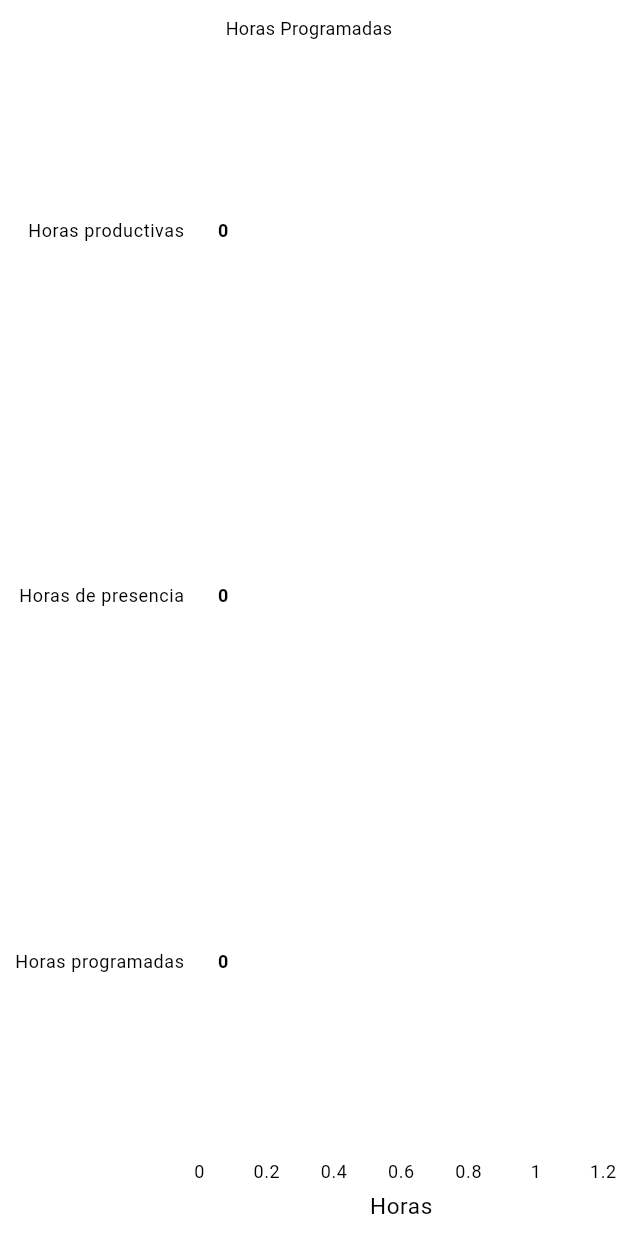
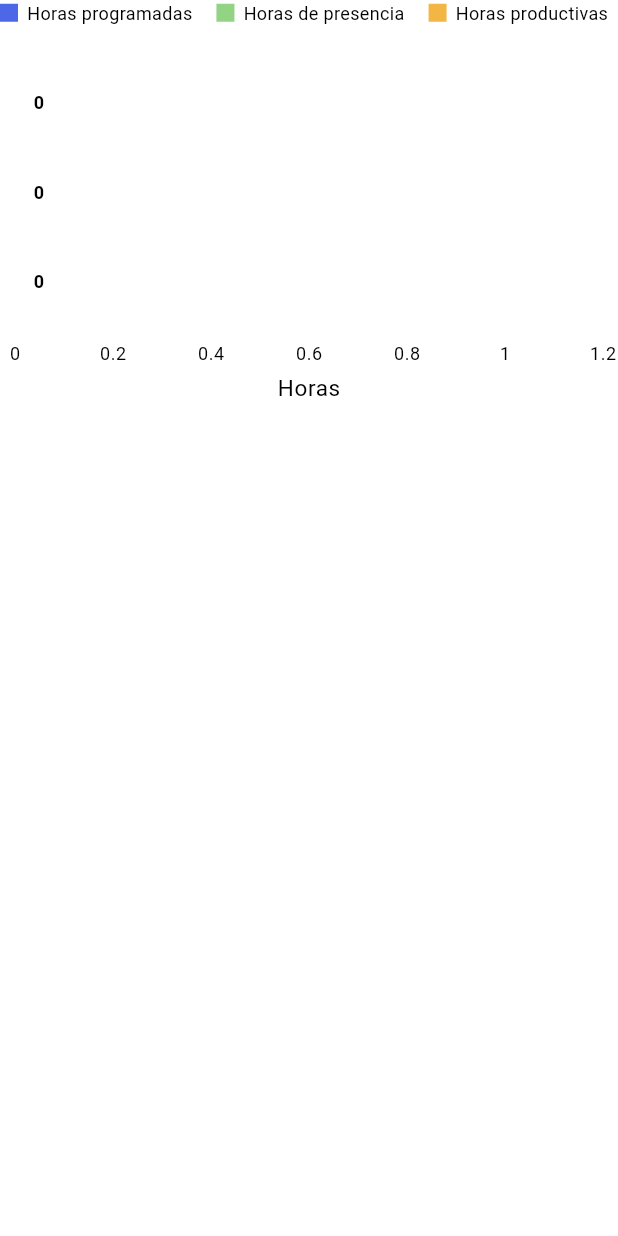
Before and after one commit to RenzoObregonw33/Repositorio-Dart, a Flutter app: the GraficoBarrasHoras widget shown alone on an empty page, opened directly with empty values, on a phone screen of 412 x 824 dp. Run offline on Flutter 3.47's test engine with Material 3 defaults, Android fonts, the light colour scheme and no system bars; our stand-ins replace shared_preferences, syncfusion_flutter_charts, syncfusion_flutter_gauges; accounts and stored records are empty.

Commit message:
5 graficos y mejoras en el estilo

```diff
--- a/login/lib/main.dart
+++ b/login/lib/main.dart
@@ -16,7 +16,6 @@ class MyApp extends StatelessWidget {
   Widget build(BuildContext context) {
     return MaterialApp(
       title: 'Login App',
-      debugShowCheckedModeBanner: false,
       theme: ThemeData(                                   //tema visual
         primaryColor: primaryColor,                       //usado en botones, íconos, etc
         colorScheme: ColorScheme.fromSwatch().copyWith(   //hace color personalizado
--- a/login/lib/screens/dashboard_screen.dart
+++ b/login/lib/screens/dashboard_screen.dart
@@ -193,6 +193,8 @@ class _DashboardScreenState extends State<DashboardScreen> {
     // La carga de datos ya no se llama aquí al inicio. Ahora se dispara cuando ambas fechas son seleccionadas.
     // Se inicializa `isLoading` como `false` para que los botones de selección de fecha sean visibles
     // desde el principio, antes de que se haga cualquier petición.
+    fechaFin = DateTime.now(); // ← Establece la fecha actual por defecto
+    //fechaIni = DateTime.now().subtract(const Duration(days: 7)); // 7 días antes
     isLoading = false;
   }
 
--- a/login/lib/widgets/grafico_barras_horas.dart
+++ b/login/lib/widgets/grafico_barras_horas.dart
@@ -1,5 +1,3 @@
-// ✅ FILE: widgets/grafico_barras_horas.dart
-
 import 'package:flutter/material.dart';
 import 'package:syncfusion_flutter_charts/charts.dart';
 
@@ -31,16 +29,35 @@ class GraficoBarrasHoras extends StatelessWidget {
       HorasData('Horas productivas', productivas, const Color(0xFFF3B644)),
     ];
 
-    return SfCartesianChart(
-      title: ChartTitle(text: 'Horas Programadas',
-        textStyle: TextStyle(
-          fontSize: 12,
-          )
+    return Column(
+      crossAxisAlignment: CrossAxisAlignment.start,
+      children: [
+        // 🔼 Leyenda arriba del gráfico
+        Wrap(
+          spacing: 16,
+          runSpacing: 8,
+          children: data.map((d) {
+            return Row(
+              mainAxisSize: MainAxisSize.min,
+              children: [
+                Container(width: 12, height: 12, color: d.color),
+                const SizedBox(width: 6),
+                Text(d.tipo, style: const TextStyle(fontSize: 12)),
+              ],
+            );
+          }).toList(),
         ),
-      primaryXAxis: CategoryAxis(), // ← este debe ser Category
-      primaryYAxis: NumericAxis(     // ← este debe ser Numeric
+
+        const SizedBox(height: 12),
+
+        // 📊 Gráfico de barras
+        SizedBox(
+          height: 250,
+          child: SfCartesianChart(
+            primaryXAxis: CategoryAxis(isVisible: false),
+            primaryYAxis: NumericAxis(
               title: AxisTitle(text: 'Horas'),
-        edgeLabelPlacement: EdgeLabelPlacement.shift,
+              minimum: 0,
             ),
             tooltipBehavior: TooltipBehavior(enable: true),
             series: <BarSeries<HorasData, String>>[
@@ -53,7 +70,10 @@ class GraficoBarrasHoras extends StatelessWidget {
                   isVisible: true,
                   textStyle: TextStyle(fontWeight: FontWeight.bold),
                 ),
-        )
+              ),
+            ],
+          ),
+        ),
       ],
     );
   }
--- a/login/lib/widgets/grafico_tendencia_hora.dart
+++ b/login/lib/widgets/grafico_tendencia_hora.dart
@@ -1,5 +1,3 @@
-// ✅ FILE: widgets/grafico_tendencia_horas.dart
-
 import 'package:flutter/material.dart';
 import 'package:syncfusion_flutter_charts/charts.dart';
 
@@ -17,6 +15,16 @@ class GraficoTendenciaHoras extends StatelessWidget {
 
   @override
   Widget build(BuildContext context) {
+    // Filtrar solo las horas entre 08:00 y 18:00
+    final dataFiltrada = data.where((d) {
+      final partes = d.hora.split(':');
+      final horaNum = int.tryParse(partes[0]) ?? -1;
+      return horaNum >= 8 && horaNum <= 18;
+    }).toList();
+
+    // Si no hay datos útiles, no retorna nada
+    if (dataFiltrada.isEmpty) return const SizedBox.shrink();
+
     return SizedBox(
       height: 300,
       child: SfCartesianChart(
@@ -28,7 +36,7 @@ class GraficoTendenciaHoras extends StatelessWidget {
         ),
         series: <ColumnSeries<TendenciaHoraData, String>>[
           ColumnSeries<TendenciaHoraData, String>(
-            dataSource: data,
+            dataSource: dataFiltrada,
             xValueMapper: (TendenciaHoraData d, _) => d.hora,
             yValueMapper: (TendenciaHoraData d, _) => d.valor,
             dataLabelSettings: const DataLabelSettings(
@@ -38,7 +46,7 @@ class GraficoTendenciaHoras extends StatelessWidget {
             ),
             color: Colors.blueAccent,
           ),
-        ]
+        ],
       ),
     );
   }
```
Lines whose indentation alone changed are shown as unchanged.
